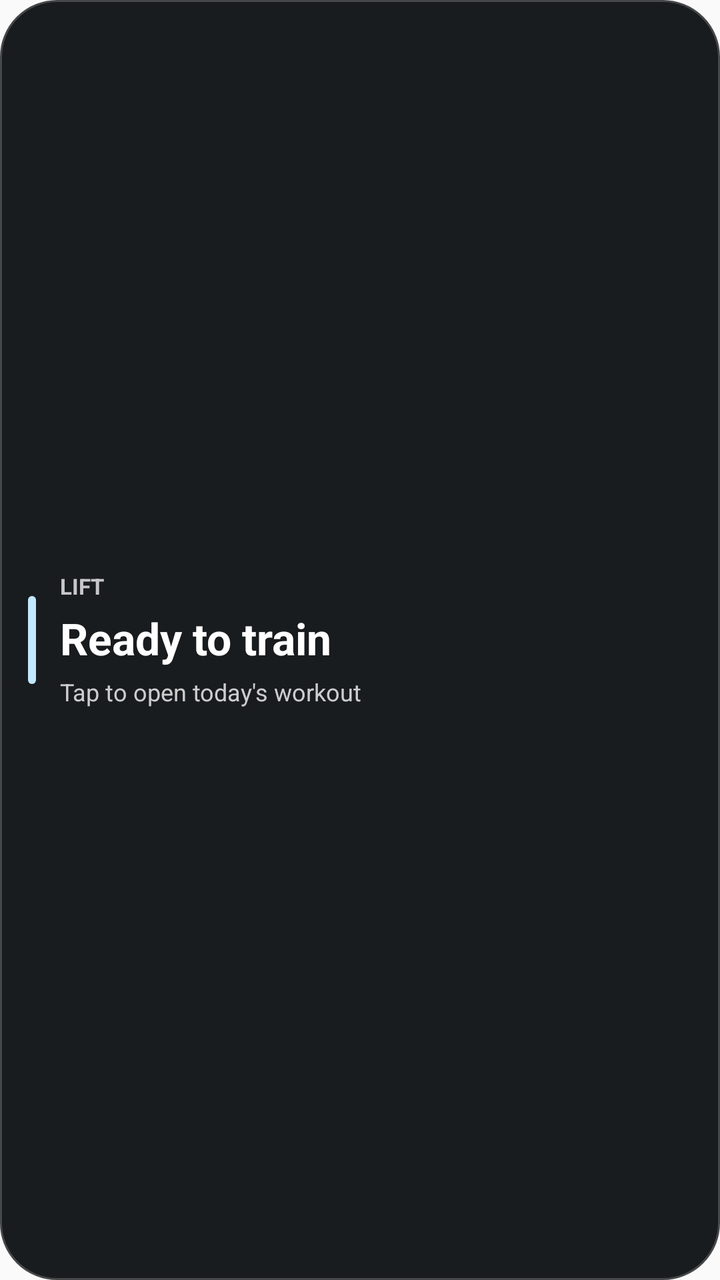
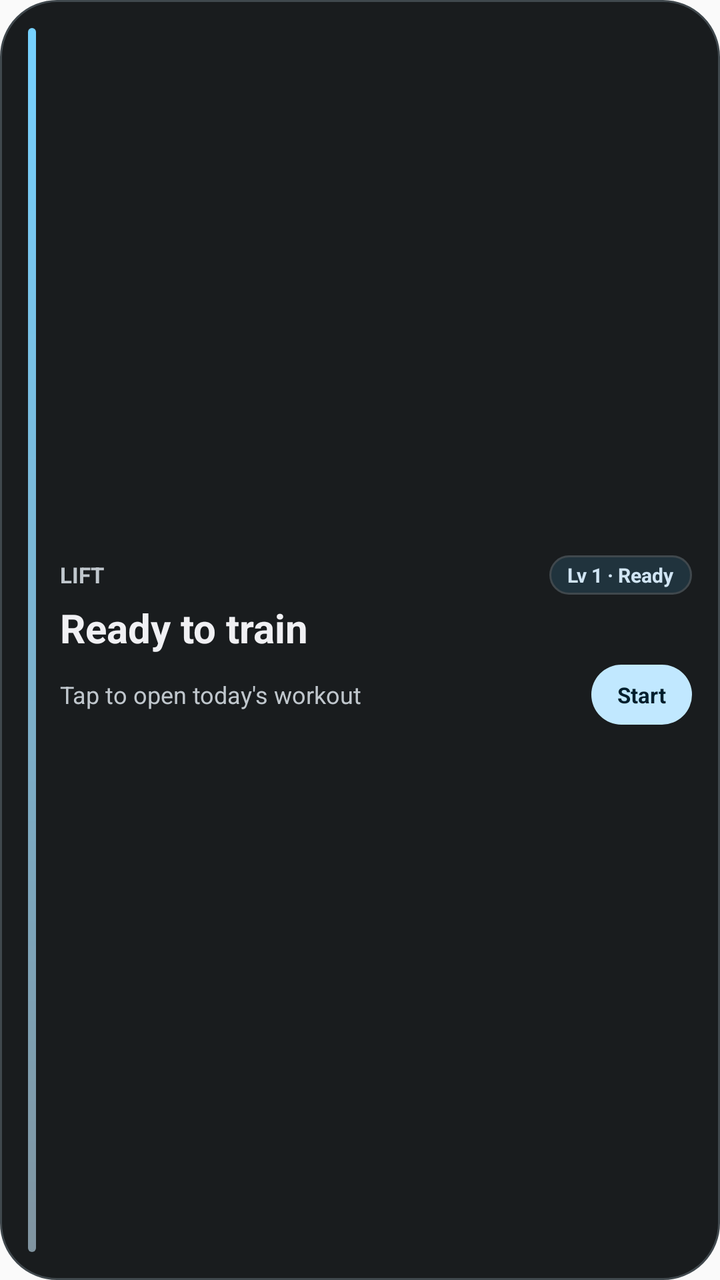

Two renders of the same Android screen: before a commit and after it. Below are the layout's source before the change and the commit's diff.
<!-- AndroidManifest.xml: application theme Theme.Lift -->
<!-- res/layout/lift_widget.xml -->
<?xml version="1.0" encoding="utf-8"?>
<LinearLayout xmlns:android="http://schemas.android.com/apk/res/android"
    android:id="@+id/widget_root"
    android:layout_width="match_parent"
    android:layout_height="match_parent"
    android:orientation="horizontal"
    android:gravity="center_vertical"
    android:padding="14dp"
    android:background="@drawable/widget_background">

    <FrameLayout
        android:layout_width="4dp"
        android:layout_height="44dp"
        android:layout_marginEnd="12dp"
        android:background="@drawable/widget_rail" />

    <LinearLayout
        android:layout_width="match_parent"
        android:layout_height="wrap_content"
        android:orientation="vertical">

        <TextView
            android:id="@+id/widget_title"
            android:layout_width="match_parent"
            android:layout_height="wrap_content"
            android:ellipsize="end"
            android:maxLines="1"
            android:text="@string/app_name"
            android:textColor="#C7C7C9"
            android:textSize="11sp"
            android:textAllCaps="true"
            android:textStyle="bold" />

        <TextView
            android:id="@+id/widget_status"
            android:layout_width="match_parent"
            android:layout_height="wrap_content"
            android:layout_marginTop="4dp"
            android:ellipsize="end"
            android:maxLines="1"
            android:text="@string/widget_ready"
            android:textColor="#FFFFFF"
            android:textSize="22sp"
            android:textStyle="bold" />

        <Chronometer
            android:id="@+id/widget_chronometer"
            android:layout_width="match_parent"
            android:layout_height="wrap_content"
            android:layout_marginTop="4dp"
            android:ellipsize="end"
            android:maxLines="1"
            android:textColor="#FFFFFF"
            android:textSize="22sp"
            android:textStyle="bold"
            android:visibility="gone" />

        <TextView
            android:id="@+id/widget_detail"
            android:layout_width="match_parent"
            android:layout_height="wrap_content"
            android:layout_marginTop="4dp"
            android:ellipsize="end"
            android:maxLines="2"
            android:text="@string/widget_detail_idle"
            android:textColor="#CDCDCD"
            android:textSize="12sp" />

    </LinearLayout>

</LinearLayout>
<!-- resources referenced by this layout -->
<resources>
  <!-- drawable widget_background (drawable) -->
  <?xml version="1.0" encoding="utf-8"?>
  <shape xmlns:android="http://schemas.android.com/apk/res/android"
      android:shape="rectangle">
      <gradient
          android:type="linear"
          android:angle="135"
          android:startColor="#1C1C1C"
          android:endColor="#262628" />
      <corners android:radius="28dp" />
      <stroke
          android:width="1dp"
          android:color="#33C7C7C9" />
  </shape>
  <!-- drawable widget_rail (drawable) -->
  <?xml version="1.0" encoding="utf-8"?>
  <shape xmlns:android="http://schemas.android.com/apk/res/android"
      android:shape="rectangle">
      <gradient
          android:type="linear"
          android:angle="270"
          android:startColor="#1C1C1E"
          android:endColor="#79797A" />
      <corners android:radius="2dp" />
  </shape>
  <string name="app_name">Lift</string>
  <string name="widget_detail_idle">Tap to open today\'s workout</string>
  <string name="widget_ready">Ready to train</string>
  <style name="Theme.Lift" parent="Theme.AppCompat.NoActionBar">
          <item name="android:windowBackground">@color/navigation_bar_light</item>
          <item name="android:statusBarColor">@color/status_bar_light</item>
          <item name="android:navigationBarColor">@color/navigation_bar_light</item>
          <item name="android:windowLightStatusBar">true</item>
          <item name="android:windowLightNavigationBar" tools:targetApi="27">true</item>
      </style>
  <color name="navigation_bar_light">#FFFAFAFA</color>
  <color name="status_bar_light">#FFF2F2F3</color>
</resources>

<!-- the commit's change to res/layout/lift_widget.xml (unified diff, before → after) -->
@@ -3,68 +3,133 @@
     android:id="@+id/widget_root"
     android:layout_width="match_parent"
     android:layout_height="match_parent"
+    android:background="@drawable/widget_background"
+    android:gravity="center_vertical"
     android:orientation="horizontal"
-    android:gravity="center_vertical"
-    android:padding="14dp"
-    android:background="@drawable/widget_background">
+    android:paddingStart="14dp"
+    android:paddingTop="10dp"
+    android:paddingEnd="14dp"
+    android:paddingBottom="10dp">
 
     <FrameLayout
         android:layout_width="4dp"
-        android:layout_height="44dp"
+        android:layout_height="match_parent"
+        android:layout_marginTop="4dp"
         android:layout_marginEnd="12dp"
+        android:layout_marginBottom="4dp"
         android:background="@drawable/widget_rail" />
 
     <LinearLayout
-        android:layout_width="match_parent"
+        android:layout_width="0dp"
         android:layout_height="wrap_content"
+        android:layout_weight="1"
         android:orientation="vertical">
 
-        <TextView
-            android:id="@+id/widget_title"
+        
+        <LinearLayout
             android:layout_width="match_parent"
             android:layout_height="wrap_content"
-            android:ellipsize="end"
-            android:maxLines="1"
-            android:text="@string/app_name"
-            android:textColor="#C7C7C9"
-            android:textSize="11sp"
-            android:textAllCaps="true"
-            android:textStyle="bold" />
+            android:gravity="center_vertical"
+            android:orientation="horizontal">
 
+            <TextView
+                android:id="@+id/widget_title"
+                android:layout_width="0dp"
+                android:layout_height="wrap_content"
+                android:layout_marginEnd="8dp"
+                android:layout_weight="1"
+                android:ellipsize="end"
+                android:maxLines="1"
+                android:text="@string/app_name"
+                android:textAllCaps="true"
+                android:textColor="@color/widget_on_surface_variant"
+                android:textSize="11sp"
+                android:textStyle="bold" />
+
+            <TextView
+                android:id="@+id/widget_chip"
+                android:layout_width="wrap_content"
+                android:layout_height="wrap_content"
+                android:background="@drawable/widget_chip_bg"
+                android:ellipsize="end"
+                android:maxLines="1"
+                android:paddingStart="9dp"
+                android:paddingTop="3dp"
+                android:paddingEnd="9dp"
+                android:paddingBottom="3dp"
+                android:text="@string/widget_chip_default"
+                android:textColor="@color/widget_on_chip"
+                android:textSize="10sp"
+                android:textStyle="bold" />
+
+        </LinearLayout>
+
+        
         <TextView
             android:id="@+id/widget_status"
             android:layout_width="match_parent"
             android:layout_height="wrap_content"
-            android:layout_marginTop="4dp"
+            android:layout_marginTop="3dp"
             android:ellipsize="end"
             android:maxLines="1"
             android:text="@string/widget_ready"
-            android:textColor="#FFFFFF"
-            android:textSize="22sp"
+            android:textColor="@color/widget_on_surface"
+            android:textSize="20sp"
             android:textStyle="bold" />
 
         <Chronometer
             android:id="@+id/widget_chronometer"
             android:layout_width="match_parent"
             android:layout_height="wrap_content"
-            android:layout_marginTop="4dp"
+            android:layout_marginTop="3dp"
             android:ellipsize="end"
             android:maxLines="1"
-            android:textColor="#FFFFFF"
-            android:textSize="22sp"
+            android:textColor="@color/widget_on_surface"
+            android:textSize="20sp"
             android:textStyle="bold"
             android:visibility="gone" />
 
-        <TextView
-            android:id="@+id/widget_detail"
+        
+        <LinearLayout
             android:layout_width="match_parent"
             android:layout_height="wrap_content"
-            android:layout_marginTop="4dp"
-            android:ellipsize="end"
-            android:maxLines="2"
-            android:text="@string/widget_detail_idle"
-            android:textColor="#CDCDCD"
-            android:textSize="12sp" />
+            android:layout_marginTop="5dp"
+            android:gravity="center_vertical"
+            android:orientation="horizontal">
+
+            <TextView
+                android:id="@+id/widget_detail"
+                android:layout_width="0dp"
+                android:layout_height="wrap_content"
+                android:layout_marginEnd="10dp"
+                android:layout_weight="1"
+                android:ellipsize="end"
+                android:maxLines="2"
+                android:text="@string/widget_detail_idle"
+                android:textColor="@color/widget_on_surface_variant"
+                android:textSize="12sp" />
+
+            <TextView
+                android:id="@+id/widget_cta"
+                android:layout_width="wrap_content"
+                android:layout_height="wrap_content"
+                android:background="@drawable/widget_cta_pill"
+                android:clickable="true"
+                android:ellipsize="end"
+                android:focusable="true"
+                android:gravity="center"
+                android:maxLines="1"
+                android:minHeight="30dp"
+                android:paddingStart="13dp"
+                android:paddingTop="5dp"
+                android:paddingEnd="13dp"
+                android:paddingBottom="5dp"
+                android:text="@string/widget_cta_start"
+                android:textColor="@color/widget_on_accent"
+                android:textSize="11sp"
+                android:textStyle="bold" />
+
+        </LinearLayout>
 
     </LinearLayout>
 
<!-- resource entries referenced after the edit -->
@@ -1,18 +1,35 @@
 <!-- resources referenced by this layout -->
 <resources>
+  <color name="widget_on_accent">#FFFFFFFF</color>
+  <color name="widget_on_chip">#FF1C1C1E</color>
+  <color name="widget_on_surface">#FF1C1C1E</color>
+  <color name="widget_on_surface_variant">#FF48484A</color>
   <!-- drawable widget_background (drawable) -->
   <?xml version="1.0" encoding="utf-8"?>
   <shape xmlns:android="http://schemas.android.com/apk/res/android"
       android:shape="rectangle">
-      <gradient
-          android:type="linear"
-          android:angle="135"
-          android:startColor="#1C1C1C"
-          android:endColor="#262628" />
+      <solid android:color="@color/widget_background" />
       <corners android:radius="28dp" />
       <stroke
           android:width="1dp"
-          android:color="#33C7C7C9" />
+          android:color="@color/widget_outline" />
+  </shape>
+  <!-- drawable widget_chip_bg (drawable) -->
+  <?xml version="1.0" encoding="utf-8"?>
+  <shape xmlns:android="http://schemas.android.com/apk/res/android"
+      android:shape="rectangle">
+      <solid android:color="@color/widget_chip_bg" />
+      <corners android:radius="999dp" />
+      <stroke
+          android:width="1dp"
+          android:color="@color/widget_outline" />
+  </shape>
+  <!-- drawable widget_cta_pill (drawable) -->
+  <?xml version="1.0" encoding="utf-8"?>
+  <shape xmlns:android="http://schemas.android.com/apk/res/android"
+      android:shape="rectangle">
+      <solid android:color="@color/widget_accent" />
+      <corners android:radius="999dp" />
   </shape>
   <!-- drawable widget_rail (drawable) -->
   <?xml version="1.0" encoding="utf-8"?>
@@ -21,11 +38,13 @@
       <gradient
           android:type="linear"
           android:angle="270"
-          android:startColor="#1C1C1E"
-          android:endColor="#79797A" />
-      <corners android:radius="2dp" />
+          android:startColor="@color/widget_rail_start"
+          android:endColor="@color/widget_rail_end" />
+      <corners android:radius="3dp" />
   </shape>
   <string name="app_name">Lift</string>
+  <string name="widget_chip_default">Lv 1 · Ready</string>
+  <string name="widget_cta_start">Start</string>
   <string name="widget_detail_idle">Tap to open today\'s workout</string>
   <string name="widget_ready">Ready to train</string>
   <style name="Theme.Lift" parent="Theme.AppCompat.NoActionBar">
@@ -35,6 +54,12 @@
           <item name="android:windowLightStatusBar">true</item>
           <item name="android:windowLightNavigationBar" tools:targetApi="27">true</item>
       </style>
+  <color name="widget_background">#FFF4F4F7</color>
+  <color name="widget_outline">#FFD0D0D6</color>
+  <color name="widget_chip_bg">#FFE0E0E5</color>
+  <color name="widget_accent">#FF1C1C1E</color>
+  <color name="widget_rail_start">#FF1C1C1E</color>
+  <color name="widget_rail_end">#FF636366</color>
   <color name="navigation_bar_light">#FFFAFAFA</color>
   <color name="status_bar_light">#FFF2F2F3</color>
 </resources>
